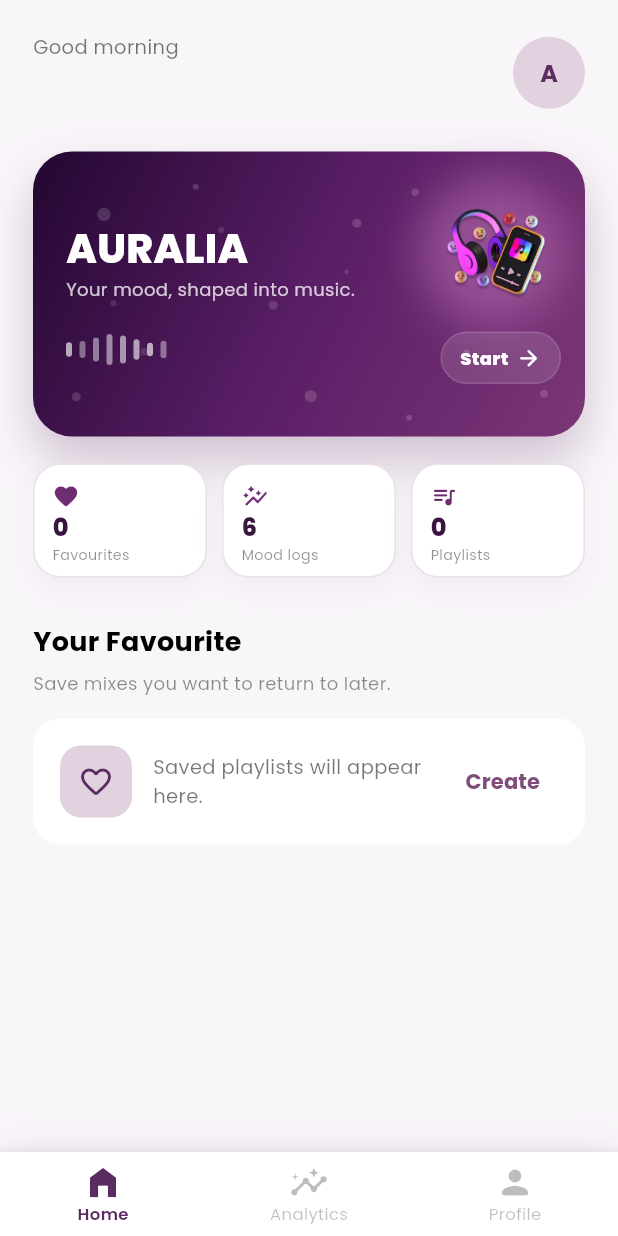
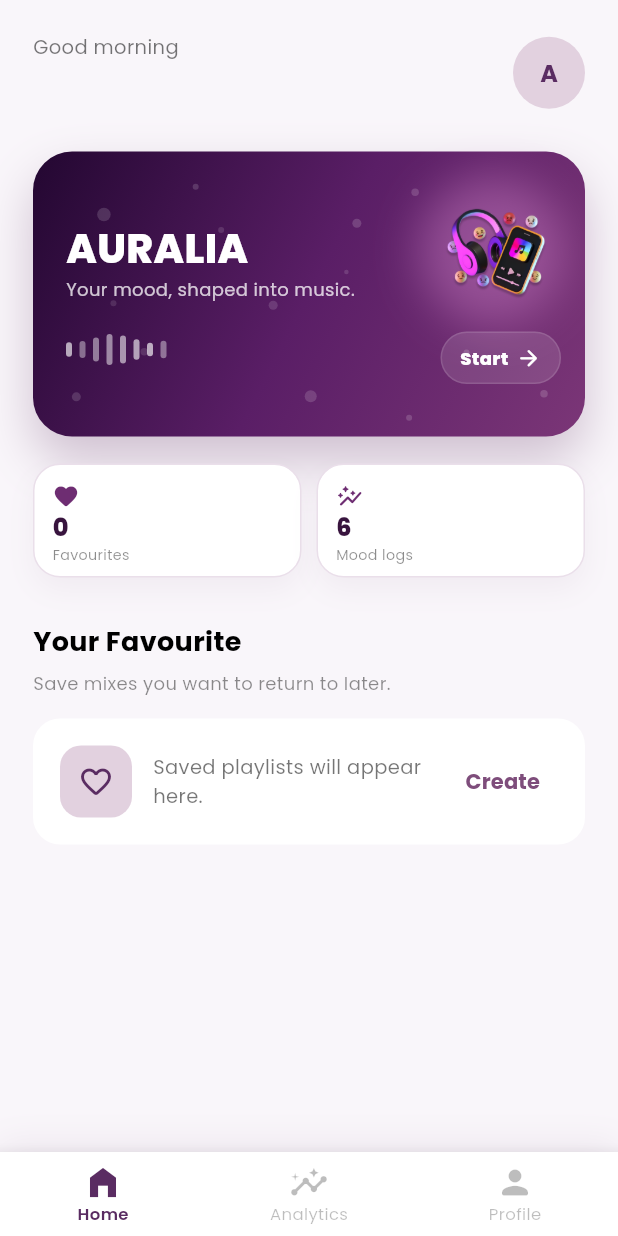
Before and after one commit to afieqahz/AURALIA, a Flutter app: the MainLayout screen opened directly, on a phone screen of 412 x 824 dp. Run offline on Flutter 3.47's test engine with Material 3 defaults, Android fonts, the phone set to English and light mode, and no system bars; our stand-ins replace flutter_local_notifications, google_fonts, just_audio, shared_preferences, timezone; missing offline and left inert: spotify_sdk; accounts and stored records are empty.

Commit message:
homepage card update

```diff
--- a/lib/features/mood_tracking/screens/home_dashboard_screen.dart
+++ b/lib/features/mood_tracking/screens/home_dashboard_screen.dart
@@ -154,7 +154,6 @@ class _HomeDashboardScreenState extends State<HomeDashboardScreen> {
           _HomePulseStrip(
             savedCount: favorites.length,
             moodEntryCount: state.moodEntryCount,
-            playlistCount: state.savedPlaylists.length,
           ),
           if (state.hasActivePlayback && activeTrack != null) ...[
             const SizedBox(height: 28),
@@ -576,12 +575,10 @@ class _HomePulseStrip extends StatelessWidget {
   const _HomePulseStrip({
     required this.savedCount,
     required this.moodEntryCount,
-    required this.playlistCount,
   });
 
   final int savedCount;
   final int moodEntryCount;
-  final int playlistCount;
 
   @override
   Widget build(BuildContext context) {
@@ -600,14 +597,6 @@ class _HomePulseStrip extends StatelessWidget {
             icon: Icons.auto_graph_rounded,
             value: '$moodEntryCount',
             label: 'Mood logs',
-          ),
-        ),
-        const SizedBox(width: 10),
-        Expanded(
-          child: _PulseTile(
-            icon: Icons.queue_music_rounded,
-            value: '$playlistCount',
-            label: 'Playlists',
           ),
         ),
       ],
```
